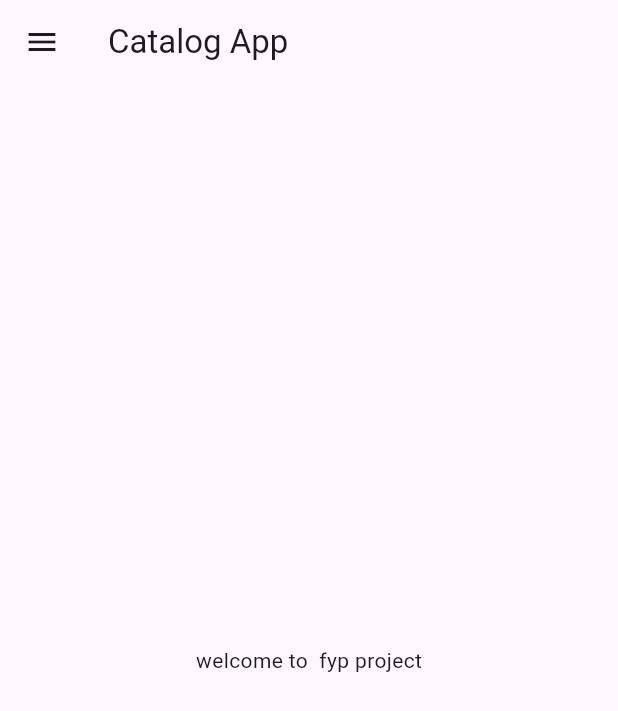
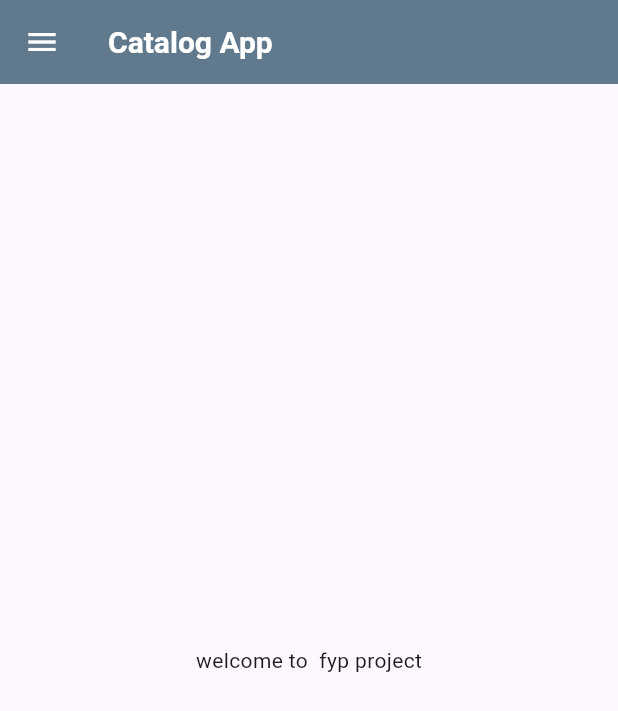
Before and after one commit to ANWAR-ALI784/Groceries-App-UI, a Flutter app: the screen it shows after launch, on a phone screen of 412 x 824 dp. Shown: the top 711 px of the screen. Run offline on Flutter 3.47's test engine with Material 3 defaults, Android fonts, the phone set to English and light mode, and no system bars.

Commit message:
day2 completed

```diff
--- a/lib/main.dart
+++ b/lib/main.dart
@@ -1,4 +1,4 @@
-import 'package:catalogapp/homepage.dart';
+import 'package:catalogapp/pages/homepage.dart';
 import 'package:flutter/material.dart';
 
 void main() {
@@ -8,11 +8,41 @@ void main() {
 class MyApp extends StatelessWidget {
   const MyApp({super.key});
 
-  // This widget is the root of your application.
   @override
   Widget build(BuildContext context) {
-    return const MaterialApp(
-      home: Homepage(),
+    return MaterialApp(
+      // home: //const Homepage(),
+     themeMode: ThemeMode.light, // You can change this to ThemeMode.system or light
+      theme: ThemeData(
+        primarySwatch: Colors.blueGrey,
+        appBarTheme: const AppBarTheme(
+          backgroundColor: Colors.blueGrey,
+          elevation: 4,
+          titleTextStyle: TextStyle(
+            color: Colors.white,
+            fontSize: 20,
+            fontWeight: FontWeight.bold,
+          ),
+          iconTheme: IconThemeData(color: Colors.white),
+        ),
+      ),
+      darkTheme: ThemeData(
+        brightness: Brightness.dark,
+        primarySwatch: Colors.red,
+        appBarTheme: const AppBarTheme(
+          backgroundColor: Colors.deepPurple,
+          elevation: 4,
+          titleTextStyle: TextStyle(
+            color: Colors.white,
+            fontSize: 20,
+            fontWeight: FontWeight.bold,
+          ),
+          iconTheme: IconThemeData(color: Colors.white),
+        ),
+      ),
+      routes: {
+        "/":(context ) => const Homepage(),
+      },
     );
   }
 }
--- a/lib/homepage.dart
+++ b/lib/pages/homepage.dart
@@ -3,11 +3,18 @@ class Homepage extends StatelessWidget {
   const Homepage({super.key});
 
   @override
+  //widget is type of build function that return a widget
+  // and build context is parameter
   Widget build(BuildContext context) {
     return Scaffold(
       appBar: AppBar(
-        title: Text("Catalog App"),
+        // backgroundColor: Colors.green,
+
+
+        title: const Text("Catalog App"),
+
       ),
+
       body: Container(
         child: Center(child: Text("welcome to  fyp project")),
       ),
```
Also changed, not shown: lib/pages/loginpage.dart (added).
